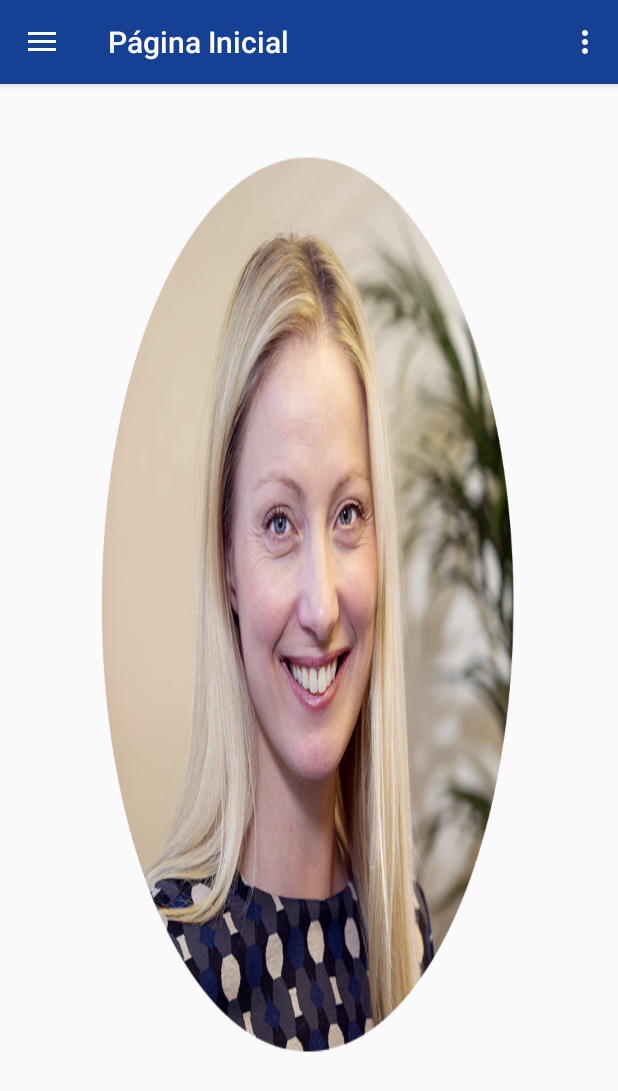
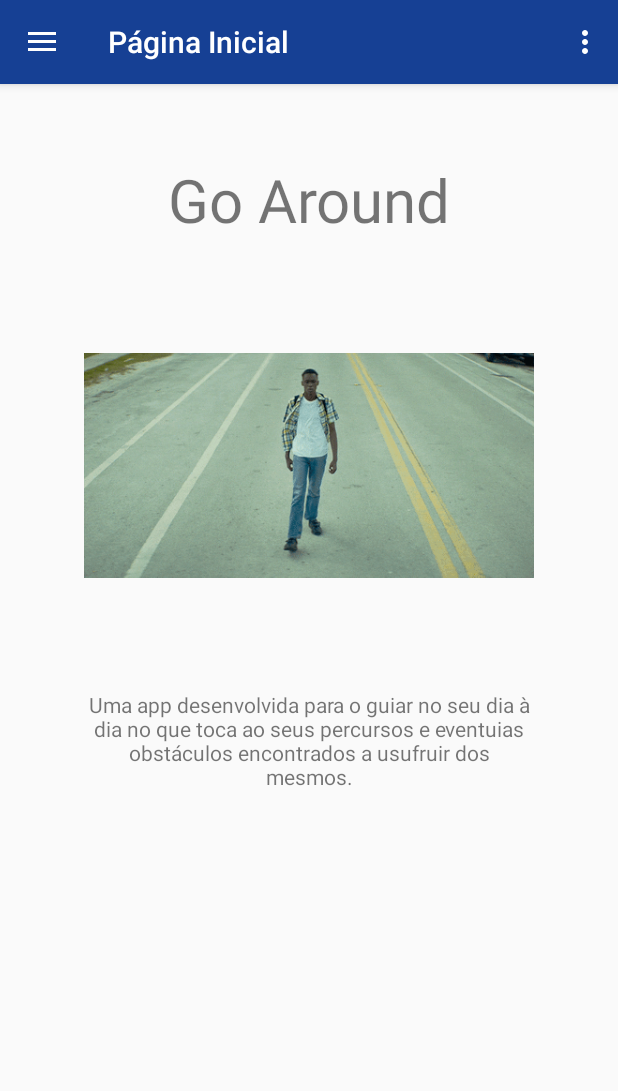
Before and after one commit to LeandroTrigo/GoAroundRepository, an Android app: the HomeFragment screen opened directly, with no data from a screen before it, on a phone screen of 412 x 824 dp. Shown: the top 1091 px of the screen. Run offline under Robolectric (Android 15) with nearby library versions, the phone set to English and light mode, and no system bars; our stand-ins replace navigation-ui.

Commit message:
Main Page Updated

```diff
--- a/Around/app/build.gradle
+++ b/Around/app/build.gradle
@@ -27,6 +27,7 @@ dependencies {
     implementation 'androidx.navigation:navigation-ui:2.0.0'
     implementation 'androidx.lifecycle:lifecycle-extensions:2.0.0'
     testImplementation 'junit:junit:4.12'
+    compile 'pl.droidsonroids.gif:android-gif-drawable:1.2.3'
     androidTestImplementation 'androidx.test.ext:junit:1.1.0'
     androidTestImplementation 'androidx.test.espresso:espresso-core:3.1.1'
 }
--- a/Around/app/src/main/res/layout/fragment_home.xml
+++ b/Around/app/src/main/res/layout/fragment_home.xml
@@ -4,16 +4,42 @@
     android:layout_width="match_parent"
     android:layout_height="match_parent">
 
-    <ImageView
+    <TextView
         android:id="@+id/text_home"
         android:layout_width="match_parent"
         android:layout_height="wrap_content"
         android:layout_marginStart="8dp"
-        android:layout_marginTop="8dp"
+        android:layout_marginTop="50dp"
         android:layout_marginEnd="8dp"
-        android:background="@drawable/perfil"
+        android:gravity="center"
+        android:textSize="40dp"
+        android:text="Go Around"
         app:layout_constraintEnd_toEndOf="parent"
         app:layout_constraintStart_toStartOf="parent"
         app:layout_constraintTop_toTopOf="parent" />
 
+    <pl.droidsonroids.gif.GifImageView
+        android:id="@+id/icon_home"
+        android:layout_marginTop="30dp"
+        android:layout_width="300dp"
+        android:layout_height="240dp"
+        android:src="@drawable/walk"
+        app:layout_constraintEnd_toEndOf="parent"
+        app:layout_constraintStart_toStartOf="parent"
+        app:layout_constraintTop_toBottomOf="@id/text_home"/>
+
+    <TextView
+        android:layout_margin="30dp"
+        android:layout_width="300dp"
+        android:layout_height="wrap_content"
+        android:gravity="center"
+        app:layout_constraintEnd_toEndOf="parent"
+        android:text="Uma app desenvolvida para o guiar no seu dia à dia no que toca ao seus percursos e eventuias obstáculos encontrados a usufruir dos mesmos."
+        app:layout_constraintStart_toStartOf="parent"
+        app:layout_constraintTop_toBottomOf="@id/icon_home"/>
+
+
+
+
+
 </androidx.constraintlayout.widget.ConstraintLayout>
```
Also changed, not shown: Around/app/src/main/res/drawable/homeicon.jpg (added), Around/app/src/main/res/drawable/walk.gif (added).
